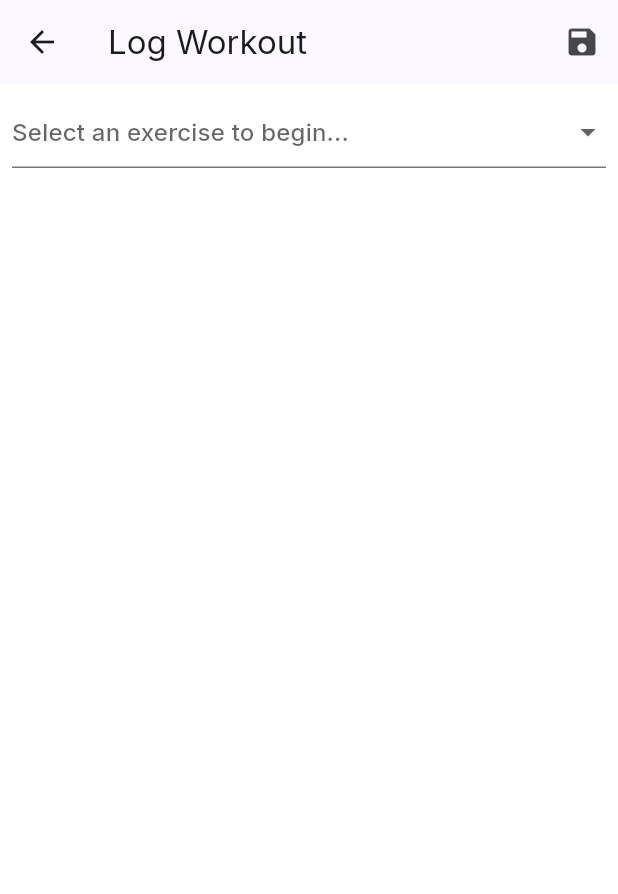
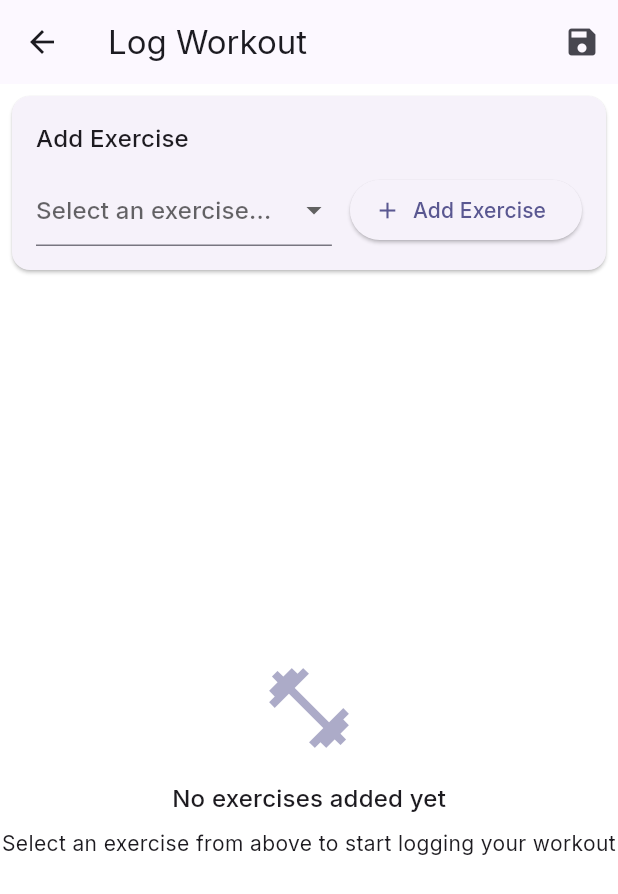
Before and after one commit to niharika06oct/gymAndVo2Max, a Flutter app: the screen it shows after launch, after a tap on the "add" icon, on a phone screen of 412 x 824 dp. Shown: the top 894 px of the screen. Run offline on Flutter 3.47's test engine with Material 3 defaults, Android fonts, the phone set to English and light mode, and no system bars; our stand-ins replace fl_chart, flutter_riverpod, google_fonts, hive, hive_flutter, rxdart and 1 more; accounts and stored records are empty.

Commit message:
Add exercise and UI space fix

```diff
--- a/lib/screens/home.dart
+++ b/lib/screens/home.dart
@@ -41,19 +41,29 @@ class HomeScreen extends ConsumerWidget {
         child: Column(
           crossAxisAlignment: CrossAxisAlignment.start,
           children: [
-            // VO₂ Percentile Ring
-            _buildVo2PercentileCard(context, ref),
+            // Top Row: VO₂ Max (Left) and HIIT Score (Right)
+            Row(
+              children: [
+                // VO₂ Max Card (Left)
+                Expanded(
+                  flex: 1,
+                  child: _buildVo2PercentileCard(context, ref),
+                ),
+                const SizedBox(width: 16),
+                // HIIT Score Card (Right)
+                Expanded(
+                  flex: 1,
+                  child: _buildHiitScoreCard(context),
+                ),
+              ],
+            ),
             const SizedBox(height: 16),
 
-            // HIIT Score Bar
-            _buildHiitScoreCard(context),
-            const SizedBox(height: 16),
-
-            // Muscle Coverage Radar
+            // Middle Row: Muscle Coverage (Full Width)
             _buildMuscleRadarCard(context, ref),
             const SizedBox(height: 16),
 
-            // Quick Actions
+            // Bottom Row: Quick Actions (Full Width)
             _buildQuickActions(context),
           ],
         ),
@@ -111,15 +121,15 @@ class HomeScreen extends ConsumerWidget {
               children: [
                 const Text('VO₂ Max',
                     style: TextStyle(fontSize: 18, fontWeight: FontWeight.bold)),
-                const SizedBox(height: 16),
+                const SizedBox(height: 12),
                 SizedBox(
-                  height: 120,
+                  height: 100,
                   child: Stack(
                     alignment: Alignment.center,
                     children: [
                       SizedBox(
-                        height: 120,
-                        width: 120,
+                        height: 100,
+                        width: 100,
                         child: CircularProgressIndicator(
                           value: pct,
                           strokeWidth: 8,
@@ -136,11 +146,11 @@ class HomeScreen extends ConsumerWidget {
                             ).createShader(Rect.fromLTWH(0, 0, bounds.width, bounds.height)),
                             child: Text('${(pct * 100).round()}%',
                                 style: const TextStyle(
-                                    fontSize: 24,
+                                    fontSize: 20,
                                     fontWeight: FontWeight.bold,
                                     color: Colors.white)),
                           ),
-                          Text(level, style: const TextStyle(fontSize: 12)),
+                          Text(level, style: const TextStyle(fontSize: 11)),
                         ],
                       ),
                     ],
@@ -148,7 +158,7 @@ class HomeScreen extends ConsumerWidget {
                 ),
                 const SizedBox(height: 8),
                 Text('Latest VO₂: ${latest.toStringAsFixed(1)} ml·kg⁻¹·min⁻¹',
-                    style: const TextStyle(fontSize: 14)),
+                    style: const TextStyle(fontSize: 13)),
               ],
             ),
           ),
@@ -179,11 +189,8 @@ class HomeScreen extends ConsumerWidget {
                 children: [
                   const Text('HIIT Quality Score',
                       style: TextStyle(fontSize: 18, fontWeight: FontWeight.bold)),
-                  const SizedBox(height: 16),
-                  Row(
-                    children: [
-                      Expanded(
-                        child: Column(
+                  const SizedBox(height: 12),
+                  Column(
                     crossAxisAlignment: CrossAxisAlignment.start,
                     children: [
                       const Text('This Week'),
@@ -198,8 +205,7 @@ class HomeScreen extends ConsumerWidget {
                           style: const TextStyle(fontSize: 12)),
                     ],
                   ),
-                      ),
-                      const SizedBox(width: 16),
+                  const SizedBox(height: 12),
                   Container(
                     padding: const EdgeInsets.all(8),
                     decoration: BoxDecoration(
@@ -214,8 +220,6 @@ class HomeScreen extends ConsumerWidget {
                               : 'Low',
                       style: TextStyle(color: color, fontWeight: FontWeight.bold),
                     ),
-                      ),
-                    ],
                   ),
                 ],
               ),
@@ -271,7 +275,7 @@ class HomeScreen extends ConsumerWidget {
                     style: TextStyle(fontSize: 18, fontWeight: FontWeight.bold)),
                 const SizedBox(height: 16),
                 SizedBox(
-                  height: 200,
+                  height: 250,
                   child: RadarChart(
                     RadarChartData(
                       gridBorderData: const BorderSide(color: Color(0xFF3A3B3F)),
--- a/lib/screens/workout_logger.dart
+++ b/lib/screens/workout_logger.dart
@@ -16,7 +16,9 @@ class WorkoutLoggerScreen extends ConsumerStatefulWidget {
 }
 
 class _WorkoutLoggerScreenState extends ConsumerState<WorkoutLoggerScreen> {
-  final List<WorkoutSet> _sets = [];
+  // Map of exerciseId -> list of sets for that exercise so we can display
+  // all sets of the same exercise together on one card similar to apps like Hevy.
+  final Map<String, List<WorkoutSet>> _exerciseSets = {};
 
   @override
   Widget build(BuildContext context) {
@@ -32,13 +34,16 @@ class _WorkoutLoggerScreenState extends ConsumerState<WorkoutLoggerScreen> {
       ),
       body: Column(
         children: [
-          _buildExerciseDropdown(),
+          _buildAddExerciseSection(),
           Expanded(
-            child: ListView.builder(
-              itemCount: _sets.length,
-              itemBuilder: (context, index) {
-                return _buildSetCard(_sets[index]);
-              },
+            child: _exerciseSets.isEmpty
+                ? _buildEmptyState()
+                : ListView(
+                    children: _exerciseSets.entries.map((entry) {
+                      final exerciseId = entry.key;
+                      final sets = entry.value;
+                      return _buildExerciseCard(exerciseId, sets);
+                    }).toList(),
                   ),
           ),
         ],
@@ -46,11 +51,24 @@ class _WorkoutLoggerScreenState extends ConsumerState<WorkoutLoggerScreen> {
     );
   }
 
-  Widget _buildExerciseDropdown() {
-    return Padding(
-      padding: const EdgeInsets.all(8.0),
+  Widget _buildAddExerciseSection() {
+    return Card(
+      margin: const EdgeInsets.all(8.0),
+      child: Padding(
+        padding: const EdgeInsets.all(16.0),
+        child: Column(
+          crossAxisAlignment: CrossAxisAlignment.start,
+          children: [
+            Text(
+              'Add Exercise',
+              style: Theme.of(context).textTheme.titleMedium,
+            ),
+            const SizedBox(height: 12),
+            Row(
+              children: [
+                Expanded(
                   child: DropdownButtonFormField<Exercise>(
-        hint: const Text('Select an exercise to begin...'),
+                    hint: const Text('Select an exercise...'),
                     items: kExerciseCatalog.map((exercise) {
                       return DropdownMenuItem(
                         value: exercise,
@@ -59,31 +77,96 @@ class _WorkoutLoggerScreenState extends ConsumerState<WorkoutLoggerScreen> {
                     }).toList(),
                     onChanged: (exercise) {
                       if (exercise != null) {
-            _addSet(exercise);
+                        _addExercise(exercise);
                       }
                     },
+                  ),
+                ),
+                const SizedBox(width: 12),
+                ElevatedButton.icon(
+                  icon: const Icon(Icons.add),
+                  label: const Text('Add Exercise'),
+                  onPressed: () {
+                    // This will be handled by the dropdown onChanged
+                  },
+                ),
+              ],
+            ),
+          ],
+        ),
       ),
     );
   }
 
-  Widget _buildSetCard(WorkoutSet set) {
-    final exercise = kExerciseCatalog.firstWhere((e) => e.id == set.exerciseId);
+  Widget _buildEmptyState() {
+    return Center(
+      child: Column(
+        mainAxisAlignment: MainAxisAlignment.center,
+        children: [
+          Icon(
+            Icons.fitness_center,
+            size: 64,
+            color: Theme.of(context).colorScheme.primary.withOpacity(0.5),
+          ),
+          const SizedBox(height: 16),
+          Text(
+            'No exercises added yet',
+            style: Theme.of(context).textTheme.titleMedium,
+          ),
+          const SizedBox(height: 8),
+          Text(
+            'Select an exercise from above to start logging your workout',
+            style: Theme.of(context).textTheme.bodyMedium,
+            textAlign: TextAlign.center,
+          ),
+        ],
+      ),
+    );
+  }
+
+  Widget _buildExerciseCard(String exerciseId, List<WorkoutSet> sets) {
+    final exercise = kExerciseCatalog.firstWhere((e) => e.id == exerciseId);
+
     return Card(
+      margin: const EdgeInsets.symmetric(horizontal: 8, vertical: 4),
       child: Padding(
         padding: const EdgeInsets.all(8.0),
         child: Column(
           crossAxisAlignment: CrossAxisAlignment.start,
           children: [
-            Text('${exercise.name} - Set ${set.setIndex}', style: Theme.of(context).textTheme.titleLarge),
-            ...List.generate(set.reps, (repIndex) {
-              return _buildRepRow(set, repIndex);
-            }),
+            Row(
+              children: [
+                Expanded(
+                  child: Text(
+                    exercise.name,
+                    style: Theme.of(context).textTheme.titleLarge
+                  ),
+                ),
+                IconButton(
+                  icon: const Icon(Icons.delete_outline),
+                  onPressed: () => _removeExercise(exerciseId),
+                  tooltip: 'Remove exercise',
+                ),
+              ],
+            ),
+            const SizedBox(height: 8),
+            ...sets.map((set) => Column(
+              crossAxisAlignment: CrossAxisAlignment.start,
+              children: [
+                Text('Set ${set.setIndex}', style: Theme.of(context).textTheme.titleMedium),
+                ...List.generate(set.loads.length, (repIndex) => _buildRepRow(set, repIndex)),
                 TextButton.icon(
                   icon: const Icon(Icons.add),
                   label: const Text('Add Rep'),
-              onPressed: () {
-                _addRep(set);
-              },
+                  onPressed: () => _addRep(set),
+                ),
+                const Divider(),
+              ],
+            )).toList(),
+            TextButton.icon(
+              icon: const Icon(Icons.add_box_outlined),
+              label: const Text('Add Set'),
+              onPressed: () => _addSet(exercise),
             ),
           ],
         ),
@@ -112,14 +195,31 @@ class _WorkoutLoggerScreenState extends ConsumerState<WorkoutLoggerScreen> {
     );
   }
 
+  void _addExercise(Exercise exercise) {
+    setState(() {
+      if (!_exerciseSets.containsKey(exercise.id)) {
+        _exerciseSets[exercise.id] = [];
+        // Add the first set automatically when adding a new exercise
+        _addSet(exercise);
+      }
+    });
+  }
+
+  void _removeExercise(String exerciseId) {
+    setState(() {
+      _exerciseSets.remove(exerciseId);
+    });
+  }
+
   void _addSet(Exercise exercise) {
     setState(() {
+      final setList = _exerciseSets.putIfAbsent(exercise.id, () => []);
       final newSet = WorkoutSet(
         exerciseId: exercise.id,
-        setIndex: _sets.where((s) => s.exerciseId == exercise.id).length + 1,
-        loads: [0], // Start with one rep
+        setIndex: setList.length + 1,
+        loads: [0], // start with one rep
       );
-      _sets.add(newSet);
+      setList.add(newSet);
     });
   }
 
@@ -137,9 +237,11 @@ class _WorkoutLoggerScreenState extends ConsumerState<WorkoutLoggerScreen> {
   }
 
   void _saveWorkout() {
-    if (_sets.isEmpty) {
+    final allSets = _exerciseSets.values.expand((e) => e).toList();
+
+    if (allSets.isEmpty) {
       ScaffoldMessenger.of(context).showSnackBar(
-        const SnackBar(content: Text('Add at least one set to save workout')),
+        const SnackBar(content: Text('Add at least one exercise to save workout')),
       );
       return;
     }
@@ -148,7 +250,7 @@ class _WorkoutLoggerScreenState extends ConsumerState<WorkoutLoggerScreen> {
       id: const Uuid().v4(),
       start: DateTime.now(),
       end: DateTime.now(),
-      sets: _sets,
+      sets: allSets,
     );
 
     final box = ref.read(workoutSessionBoxProvider);
```
Lines whose indentation alone changed are shown as unchanged.
